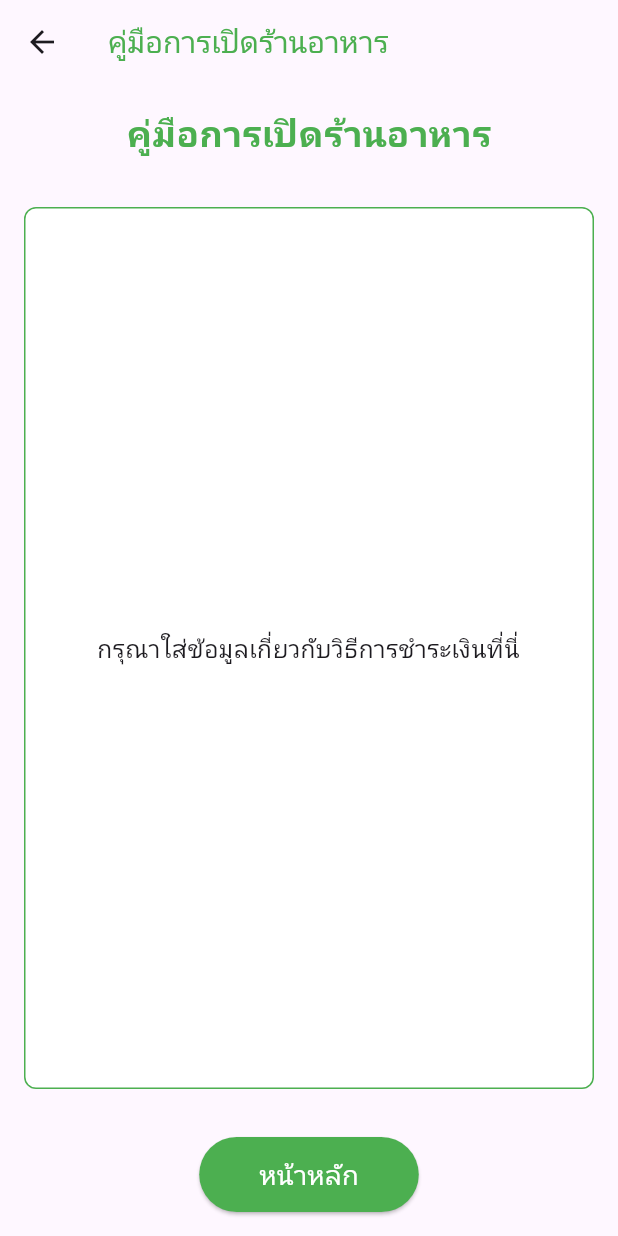
After one commit to callmeohmnaja/Seafood_Main_App_Dev, a Flutter app: the StoreDashboard screen opened directly, after a tap on "ค้นหาไรเดอร์", after a tap on the "arrow back" icon, after a tap on "คู่มือร้านอาหาร", on a phone screen of 412 x 824 dp. The commit adds this screen. Run offline on Flutter 3.47's test engine with Material 3 defaults, Android fonts, the phone set to English and light mode, and no system bars; our stand-ins replace cached_network_image, cloud_firestore, curved_navigation_bar, firebase_auth, firebase_core, firebase_storage and 3 more; accounts and stored records are empty; network calls fail.

Commit message:
store done and fix done by.ohm

```diff
--- /dev/null
+++ b/lib/BookGuide/for_store_storeguild.dart
@@ -0,0 +1,69 @@
+import 'package:flutter/material.dart';
+import 'package:seafood_app/storepage/store_dashboard.dart';
+
+class ForStoreStoreguild extends StatelessWidget {
+  @override
+  Widget build(BuildContext context) {
+    return Scaffold(
+      appBar: AppBar(
+        title: Text(
+          "คู่มือการเปิดร้านอาหาร",
+          style: TextStyle(fontSize: 20, color: Colors.green),
+        ),
+      ),
+      body: Column(
+        mainAxisAlignment: MainAxisAlignment.start,
+        children: [
+          Padding(
+            padding: const EdgeInsets.all(16.0),
+            child: Text(
+              'คู่มือการเปิดร้านอาหาร',
+              style: TextStyle(
+                fontSize: 24,
+                fontWeight: FontWeight.bold,
+                color: Colors.green,
+              ),
+            ),
+          ),
+          Expanded(
+            child: Container(
+              margin: const EdgeInsets.all(16.0),
+              padding: const EdgeInsets.all(16.0),
+              decoration: BoxDecoration(
+                color: Colors.white,
+                border: Border.all(color: Colors.green),
+                borderRadius: BorderRadius.circular(8),
+              ),
+              child: Center(
+                child: Text(
+                  'กรุณาใส่ข้อมูลเกี่ยวกับวิธีการชําระเงินที่นี่',
+                  style: TextStyle(fontSize: 16),
+                  textAlign: TextAlign.center,
+                ),
+              ),
+            ),
+          ),
+          Padding(
+            padding: const EdgeInsets.all(16.0),
+            child: ElevatedButton(
+              onPressed: () {
+                Navigator.push(
+                  context,
+                  MaterialPageRoute(builder: (context) => StoreDashboard()),
+                );
+              },
+              style: ElevatedButton.styleFrom(
+                backgroundColor: Colors.green, // Background color
+                padding: EdgeInsets.symmetric(horizontal: 40, vertical: 12),
+              ),
+              child: Text(
+                'หน้าหลัก',
+                style: TextStyle(fontSize: 18, color: Colors.white),
+              ),
+            ),
+          ),
+        ],
+      ),
+    );
+  }
+}
--- a/lib/screen/raiderpage/find_store_page.dart
+++ b/lib/screen/raiderpage/find_store_page.dart
@@ -8,7 +8,7 @@ class FindStorePage extends StatelessWidget {
   Widget build(BuildContext context) {
     return Scaffold(
       appBar: AppBar(
-        title: Text('ค้นหาร้านอาหาร'),
+        title: Text('ตรวจสอบร้าน'),
         backgroundColor: Colors.grey, // ใช้สีพื้นหลังของแอปที่เข้ากับธีม
       ),
       body: Column(
--- a/lib/screen/raiderpage/raider_dashboard.dart
+++ b/lib/screen/raiderpage/raider_dashboard.dart
@@ -176,7 +176,7 @@ class _RaiderDashboardState extends State<RaiderDashboard> {
                   padding: EdgeInsets.zero,
                   children: <Widget>[
                     ListTile(
-                      title: Text('ค้นหาร้าน'),
+                      title: Text('ตรวจสอบร้าน'),
                       onTap: () {
                         Navigator.pop(context);
                         Navigator.push(
--- /dev/null
+++ b/lib/storepage/raiderinfo_page.dart
@@ -0,0 +1,90 @@
+import 'package:flutter/material.dart';
+import 'package:cloud_firestore/cloud_firestore.dart';
+import 'package:seafood_app/storepage/store_dashboard.dart';
+
+class RaiderinfoPage extends StatelessWidget {
+  const RaiderinfoPage({super.key});
+
+  @override
+  Widget build(BuildContext context) {
+    return Scaffold(
+      appBar: AppBar(
+        title: Text("ข้อมูลไรเดอร์"),
+        backgroundColor: Colors.green[700], // สีเขียวเข้มสำหรับแถบด้านบน
+        leading: IconButton(
+          icon: Icon(Icons.arrow_back),
+          onPressed: () {
+            Navigator.pop(context);
+            Navigator.push(
+              context,
+              MaterialPageRoute(builder: (context) => StoreDashboard()),
+            );
+          },
+        ),
+      ),
+      body: StreamBuilder<QuerySnapshot>(
+        stream: FirebaseFirestore.instance
+            .collection('users')
+            .where('role', isEqualTo: 'ไรเดอร์')
+            .snapshots(),
+        builder: (context, snapshot) {
+          if (snapshot.connectionState == ConnectionState.waiting) {
+            return Center(child: CircularProgressIndicator());
+          }
+
+          if (snapshot.hasError) {
+            return Center(child: Text('เกิดข้อผิดพลาด: ${snapshot.error}'));
+          }
+
+          if (!snapshot.hasData || snapshot.data!.docs.isEmpty) {
+            return Center(child: Text('ไม่พบข้อมูลไรเดอร์'));
+          }
+
+          final documents = snapshot.data!.docs;
+
+          return ListView.builder(
+            padding: EdgeInsets.all(8.0),
+            itemCount: documents.length,
+            itemBuilder: (context, index) {
+              final data = documents[index].data() as Map<String, dynamic>;
+              final email = data['email'] ?? 'ไม่มีข้อมูล';
+              final username = data['username'] ?? 'ไม่มีข้อมูล';
+              final vehicle = data['vehicle'] ?? 'ไม่มีข้อมูล';
+              final profileImageUrl = data['profileImageUrl'] ?? '';
+
+              return Card(
+                margin: EdgeInsets.symmetric(vertical: 8.0),
+                elevation: 4.0,
+                shape: RoundedRectangleBorder(
+                  borderRadius: BorderRadius.circular(10.0),
+                ),
+                child: ListTile(
+                  contentPadding: EdgeInsets.all(16.0),
+                  leading: profileImageUrl.isNotEmpty
+                      ? CircleAvatar(
+                          backgroundImage: NetworkImage(profileImageUrl),
+                          radius: 30,
+                        )
+                      : CircleAvatar(
+                          child: Icon(Icons.person, size: 30),
+                          backgroundColor: Colors.green[300],
+                          radius: 30,
+                        ),
+                  title: Text(
+                    username,
+                    style: TextStyle(fontWeight: FontWeight.bold),
+                  ),
+                  subtitle: Text(
+                    'อีเมล: $email\nรถ: $vehicle',
+                    style: TextStyle(color: Colors.grey[700]),
+                  ),
+                  tileColor: Color.fromARGB(255, 241, 241, 241),
+                ),
+              );
+            },
+          );
+        },
+      ),
+    );
+  }
+}
--- a/lib/storepage/store_dashboard.dart
+++ b/lib/storepage/store_dashboard.dart
@@ -4,10 +4,11 @@ import 'package:firebase_auth/firebase_auth.dart';
 import 'package:firebase_storage/firebase_storage.dart';
 import 'package:flutter/material.dart';
 import 'package:image_picker/image_picker.dart';
+import 'package:seafood_app/BookGuide/for_store_storeguild.dart';
 import 'package:seafood_app/screen/home.dart';
 import 'package:seafood_app/storepage/add_menu_page.dart';
 import 'package:seafood_app/storepage/edit_or_delete_menu_page.dart';
-import 'package:seafood_app/storepage/find_raider_page.dart';
+import 'package:seafood_app/storepage/raiderinfo_page.dart';
 
 class StoreDashboard extends StatefulWidget {
   @override
@@ -205,13 +206,17 @@ class _StoreDashboardState extends State<StoreDashboard> {
                         Navigator.push(
                             context,
                             MaterialPageRoute(
-                                builder: (context) => FindRaiderPage()));
+                                builder: (context) => RaiderinfoPage()));
                       },
                     ),
                     ListTile(
-                      title: Text('ไรเดอร์ของฉัน'),
+                      title: Text('คู่มือร้านอาหาร'),
                       onTap: () {
-                        // Navigate to order history page if needed
+                        Navigator.pop(context);
+                        Navigator.push(
+                            context,
+                            MaterialPageRoute(
+                                builder: (context) => ForStoreStoreguild()));
                       },
                     ),
                     ListTile(
```
Also changed, not shown: lib/screen/register.dart (+6 -4 lines), lib/storepage/find_raider_page.dart (deleted, +0 -136 lines).
